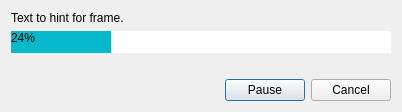
This is ui/zenoedit/dialog/zrecprogressdlg.ui in zenustech/zeno as Qt 5 draws it before an edit. The edited form follows.
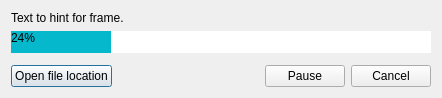
This is the edited form.

Commit message: record: 1) open location button. 2) terminate. 3) optixcmd flush.

Diff of the .ui file:
```diff
--- a/ui/zenoedit/dialog/zrecprogressdlg.ui
+++ b/ui/zenoedit/dialog/zrecprogressdlg.ui
@@ -6,8 +6,8 @@
    <rect>
     <x>0</x>
     <y>0</y>
-    <width>402</width>
-    <height>112</height>
+    <width>442</width>
+    <height>98</height>
    </rect>
   </property>
   <property name="windowTitle">
@@ -56,6 +56,13 @@
      <property name="bottomMargin">
       <number>0</number>
      </property>
+     <item>
+      <widget class="QPushButton" name="btnOpenLoc">
+       <property name="text">
+        <string>Open file location</string>
+       </property>
+      </widget>
+     </item>
      <item>
       <spacer name="horizontalSpacer">
        <property name="orientation">
```
The commit also changes 6 other files.
